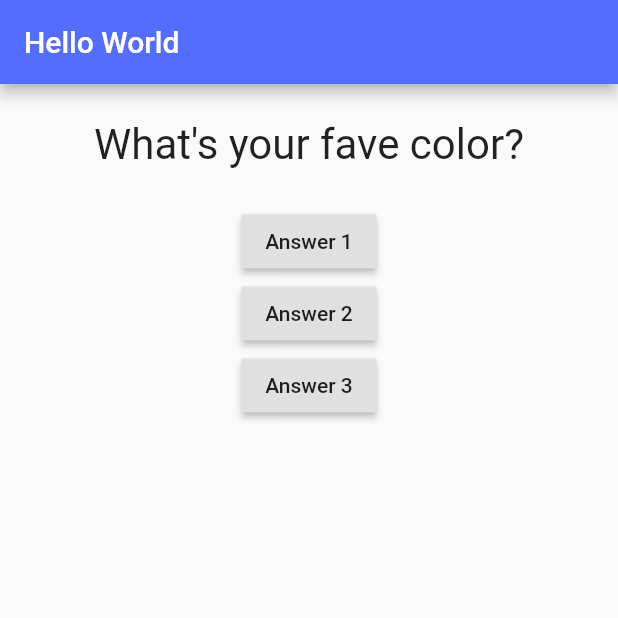
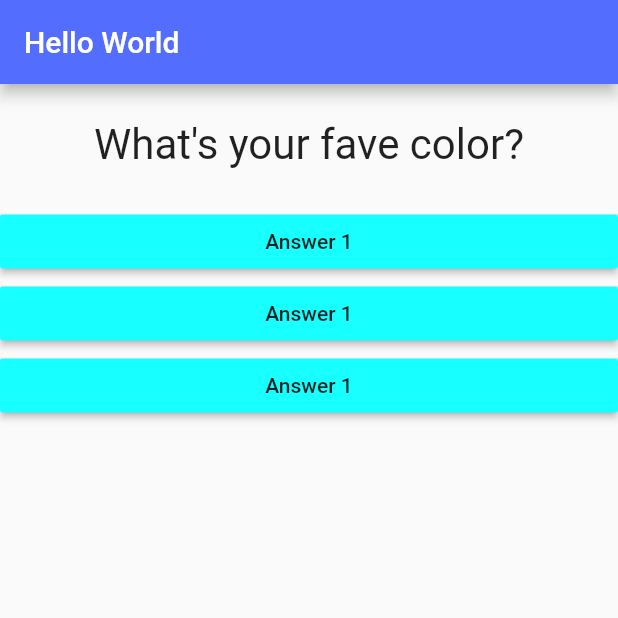
Before and after one commit to irwanphan/firstlutter, a Flutter app: the screen it shows after launch, on a phone screen of 412 x 824 dp, the top half of it. Run offline on Flutter 3.47's test engine with Material 2 defaults, Android fonts, the phone set to English and light mode, and no system bars.

Commit message:
pass function without parenthesis to n.answer widget to execute

```diff
--- /dev/null
+++ b/lib/answer.dart
@@ -0,0 +1,20 @@
+import 'package:flutter/material.dart';
+
+class Answer extends StatelessWidget {
+  // whatever function passed into the answer widget
+  final Function selectHandler;
+
+  Answer(this.selectHandler);
+
+  @override
+  Widget build(BuildContext context) {
+    return Container(
+      width: double.infinity,
+      child: RaisedButton(
+        color: Colors.cyanAccent,
+        child: Text('Answer 1'),
+        onPressed: selectHandler,
+      ),
+    );
+  }
+}
--- a/lib/main.dart
+++ b/lib/main.dart
@@ -1,6 +1,7 @@
 import 'package:flutter/material.dart';
 
 import './question.dart';
+import './answer.dart';
 
 // void main() {
 //   runApp(MyApp());
@@ -48,20 +49,9 @@ class _MyAppState extends State<MyApp> {
             Question(
               questions[_questionIndex],
             ),
-            RaisedButton(
-              child: Text('Answer 1'),
-              onPressed: _answerQuestion,
-            ),
-            RaisedButton(
-              child: Text('Answer 2'),
-              onPressed: () => print('Answer 2 chosen!'),
-            ),
-            RaisedButton(
-              child: Text('Answer 3'),
-              onPressed: () {
-                print ('Answer 3 dah');
-              }
-            ),
+            Answer(_answerQuestion),
+            Answer(_answerQuestion),
+            Answer(_answerQuestion),
           ],
         ),
       ),
```
